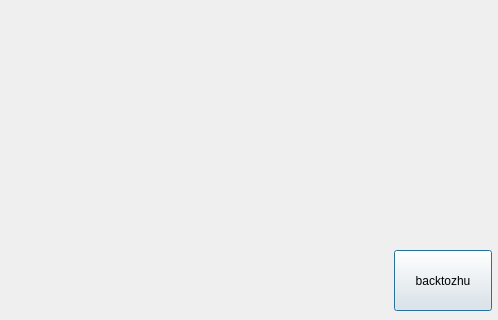
First picture: the form in work.ui, repository wushengjun85/jy10_01, before the edit; both pictures show x 526 to 1024 and y 280 to 600 of the 1024 by 600 pixel window.
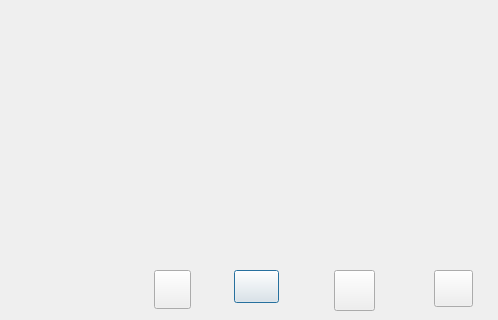
Second picture: the form after the edit. Icons and pictures are not drawn.

```diff
--- a/work.ui
+++ b/work.ui
@@ -16,14 +16,65 @@
   <widget class="QPushButton" name="pushButton">
    <property name="geometry">
     <rect>
-     <x>920</x>
-     <y>530</y>
-     <width>98</width>
-     <height>61</height>
+     <x>760</x>
+     <y>550</y>
+     <width>45</width>
+     <height>33</height>
     </rect>
    </property>
+   <property name="styleSheet">
+    <string notr="true">border-image: url(:/new/prefix1/imagejy/03-1.png);</string>
+   </property>
    <property name="text">
-    <string>backtozhu</string>
+    <string/>
+   </property>
+  </widget>
+  <widget class="QPushButton" name="pushButton_2">
+   <property name="geometry">
+    <rect>
+     <x>860</x>
+     <y>550</y>
+     <width>41</width>
+     <height>41</height>
+    </rect>
+   </property>
+   <property name="styleSheet">
+    <string notr="true">border-image: url(:/new/prefix1/imagejy/setup.png);</string>
+   </property>
+   <property name="text">
+    <string/>
+   </property>
+  </widget>
+  <widget class="QPushButton" name="pushButton_3">
+   <property name="geometry">
+    <rect>
+     <x>960</x>
+     <y>550</y>
+     <width>39</width>
+     <height>37</height>
+    </rect>
+   </property>
+   <property name="styleSheet">
+    <string notr="true">border-image: url(:/new/prefix1/imagejy/laba.png);</string>
+   </property>
+   <property name="text">
+    <string/>
+   </property>
+  </widget>
+  <widget class="QPushButton" name="pushButton_4">
+   <property name="geometry">
+    <rect>
+     <x>680</x>
+     <y>550</y>
+     <width>37</width>
+     <height>39</height>
+    </rect>
+   </property>
+   <property name="styleSheet">
+    <string notr="true">border-image: url(:/new/prefix1/imagejy/find.png);</string>
+   </property>
+   <property name="text">
+    <string/>
    </property>
   </widget>
  </widget>
```
